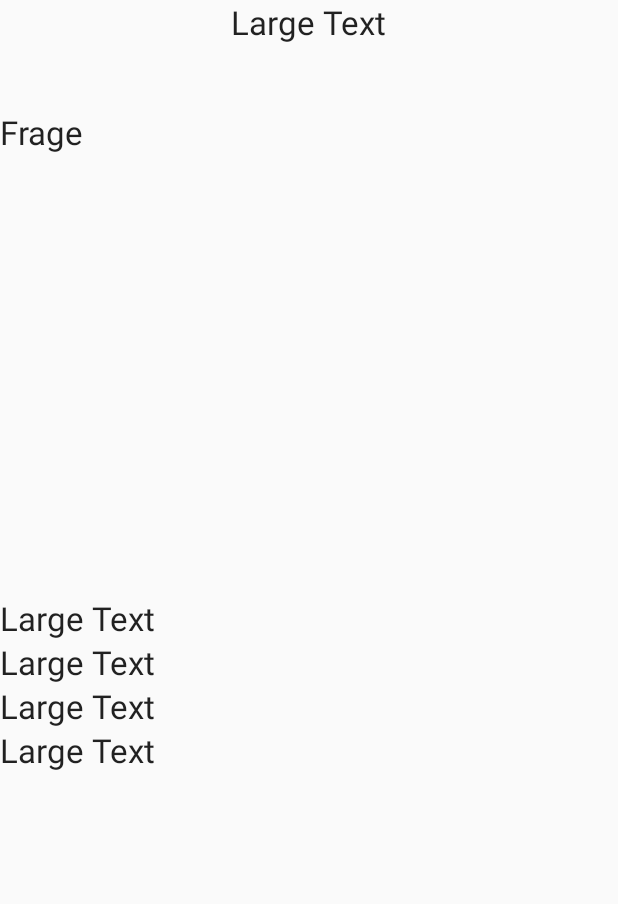
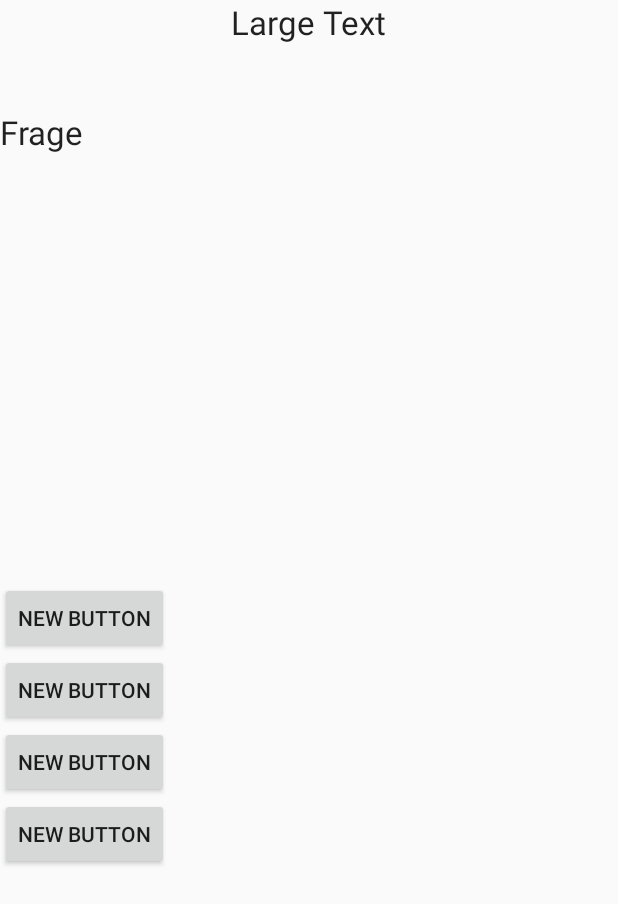
Before and after one commit to Infoabiquiz/Quizzing4Abi, an Android app: the layout active_question.xml on its own in the app's theme, with its tools: preview values and no code run, on a phone screen of 412 x 824 dp. Shown: the top 904 px of the screen. Run offline under Robolectric (Android 15) with nearby library versions, the phone set to English and light mode, and no system bars.

Commit message:
active_question_layout

```diff
--- a/app/src/main/res/layout/active_question.xml
+++ b/app/src/main/res/layout/active_question.xml
@@ -34,39 +34,41 @@
         android:layout_below="@+id/active_question_question"
         android:layout_toRightOf="@+id/active_question_category" />
 
-    <TextView
+    <Button
+        style="?android:attr/buttonStyleSmall"
         android:layout_width="wrap_content"
         android:layout_height="wrap_content"
-        android:textAppearance="?android:attr/textAppearanceLarge"
-        android:text="Large Text"
+        android:text="New Button"
+        android:id="@+id/active_question_answer4"
+        android:layout_below="@+id/active_question_answer3"
+        android:layout_alignParentLeft="true"
+        android:layout_alignParentStart="true" />
+
+    <Button
+        android:layout_width="wrap_content"
+        android:layout_height="wrap_content"
+        android:text="New Button"
         android:id="@+id/active_question_answer1"
         android:layout_centerVertical="true"
-        android:layout_alignParentLeft="true" />
+        android:layout_alignParentLeft="true"
+        android:layout_alignParentStart="true" />
 
-    <TextView
+    <Button
         android:layout_width="wrap_content"
         android:layout_height="wrap_content"
-        android:textAppearance="?android:attr/textAppearanceLarge"
-        android:text="Large Text"
+        android:text="New Button"
         android:id="@+id/active_question_answer2"
         android:layout_below="@+id/active_question_answer1"
-        android:layout_alignParentLeft="true" />
+        android:layout_alignParentLeft="true"
+        android:layout_alignParentStart="true" />
 
-    <TextView
+    <Button
         android:layout_width="wrap_content"
         android:layout_height="wrap_content"
-        android:textAppearance="?android:attr/textAppearanceLarge"
-        android:text="Large Text"
+        android:text="New Button"
         android:id="@+id/active_question_answer3"
         android:layout_below="@+id/active_question_answer2"
-        android:layout_alignParentLeft="true" />
+        android:layout_alignParentLeft="true"
+        android:layout_alignParentStart="true" />
 
-    <TextView
-        android:layout_width="wrap_content"
-        android:layout_height="wrap_content"
-        android:textAppearance="?android:attr/textAppearanceLarge"
-        android:text="Large Text"
-        android:id="@+id/active_question_answer4"
-        android:layout_below="@+id/active_question_answer3"
-        android:layout_alignParentLeft="true" />
 </RelativeLayout>
```
Also changed, not shown: 1 other file.
